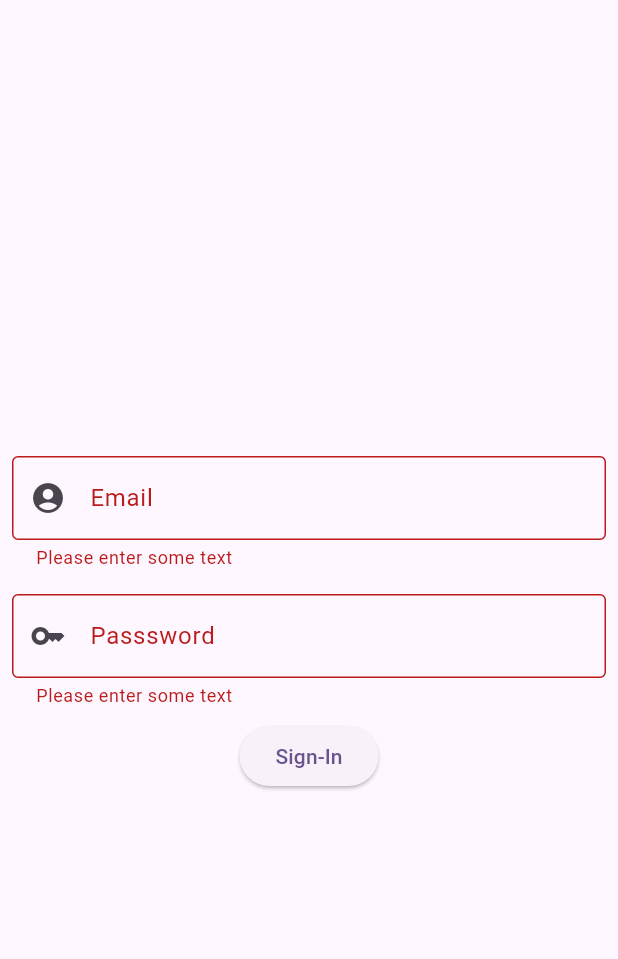
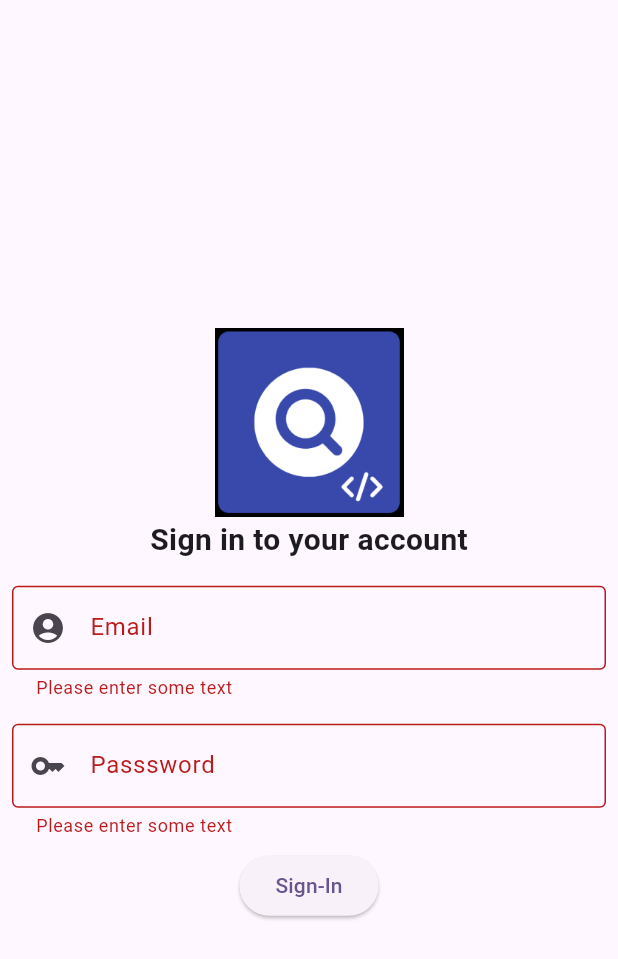
Before and after one commit to DiegoDA04/recruitech_flutter, a Flutter app: the screen it shows after launch, after a tap on "Sign-In", on a phone screen of 412 x 824 dp. Shown: the top 959 px of the screen. Run offline on Flutter 3.47's test engine with Material 2 defaults, Android fonts, the phone set to English and light mode, and no system bars; network calls fail.

Commit message:
Added folder assets to storage local images

```diff
--- a/lib/ui/login_screen.dart
+++ b/lib/ui/login_screen.dart
@@ -32,6 +32,18 @@ class _LoginState extends State<Login> {
     Column(
       mainAxisAlignment: MainAxisAlignment.center,
       children: [
+        Padding(
+          padding: const EdgeInsets.all(8.0),
+          child: SizedBox(
+            child:
+            Column(
+              children: [
+                Image.asset("lib/assets/recruitech_logo.png", width: 126, height: 128),
+                const Text("Sign in to your account", style: TextStyle(fontWeight: FontWeight.bold, fontSize: 20)),
+              ],
+            )
+          ),
+        ),
         Padding(
           padding: const EdgeInsets.all(8.0),
           child: TextFormField(
@@ -83,6 +95,9 @@ class _LoginState extends State<Login> {
               if(response != null) {
                 ScaffoldMessenger.of(context).showSnackBar(
                     const SnackBar(content: Text('Logged!!!')));
+                /* Navigator.push(context, MaterialPageRoute(builder: (context) {
+                  JobsScreen();
+                },)); */
               } else {
                 ScaffoldMessenger.of(context).showSnackBar(
                     const SnackBar(content: Text('Something is wrong!!!')));
--- a/pubspec.yaml
+++ b/pubspec.yaml
@@ -60,9 +60,8 @@ flutter:
   uses-material-design: true
 
   # To add assets to your application, add an assets section, like this:
-  # assets:
-  #   - images/a_dot_burr.jpeg
-  #   - images/a_dot_ham.jpeg
+  assets:
+    - lib/assets/
 
   # An image asset can refer to one or more resolution-specific "variants", see
   # https://flutter.dev/assets-and-images/#resolution-aware
```
Also changed, not shown: lib/assets/recruitech_logo.png (added).
